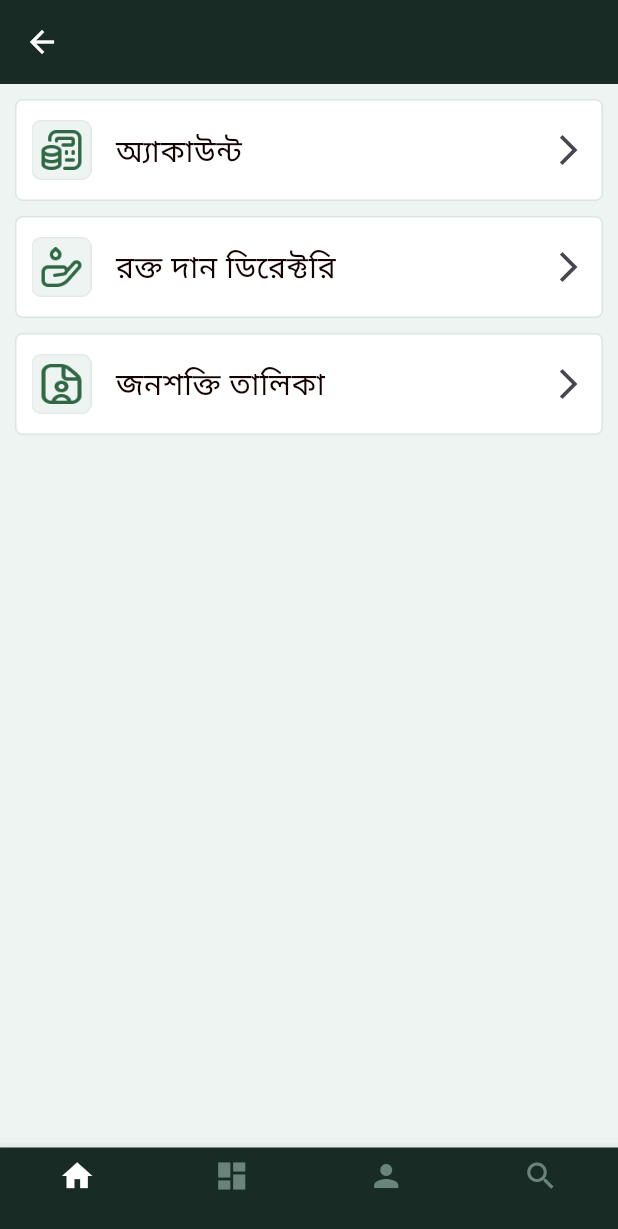
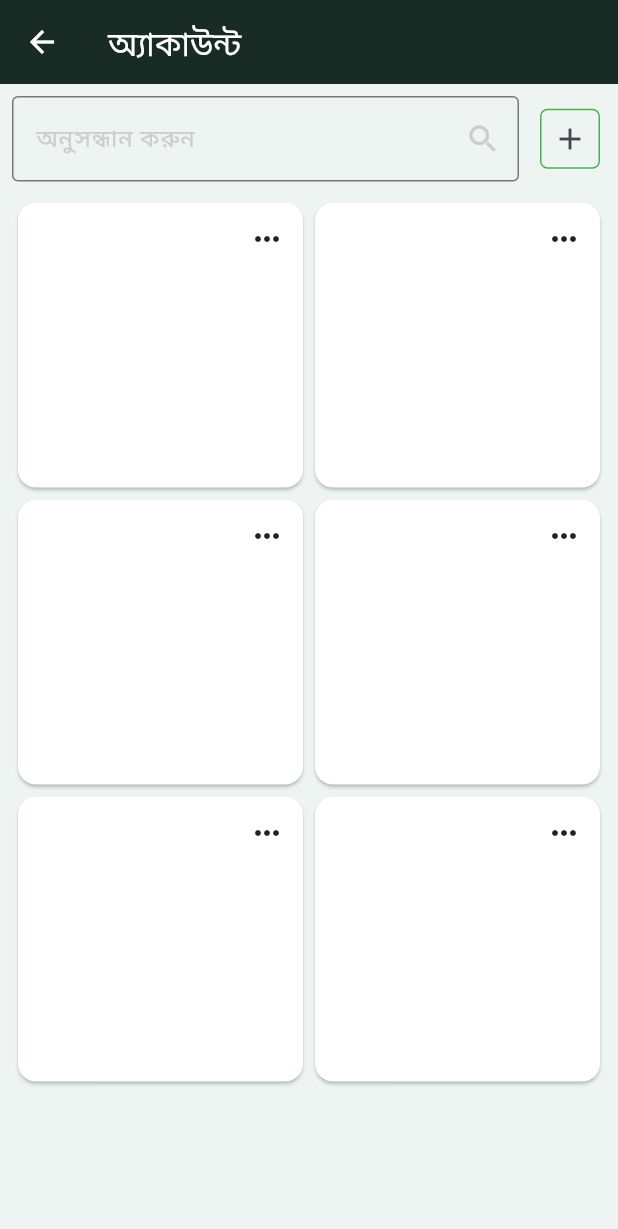
Before and after one commit to Tahmid79274/smf, a Flutter app: the HomeScreen screen opened directly, after a tap on "অ্যাকাউন্ট", on a phone screen of 412 x 824 dp. Shown: the top 1229 px of the screen. Run offline on Flutter 3.47's test engine with Material 3 defaults, Android fonts, the phone set to English and light mode, and no system bars.

Commit message:
Account page is under development

```diff
--- a/lib/screens/auth/login_screen.dart
+++ b/lib/screens/auth/login_screen.dart
@@ -24,7 +24,7 @@ class _LoginScreenState extends State<LoginScreen> {
   Widget build(BuildContext context) {
     return Scaffold(
       backgroundColor: AppColor.white,
-      appBar: customAppBar(),
+      appBar: CustomAppBar(title: ''),
       body: initBuildUi(),
     );
   }
@@ -93,7 +93,7 @@ class _LoginScreenState extends State<LoginScreen> {
       crossAxisAlignment: CrossAxisAlignment.center,
       children: [
         CustomButton(content: AppConstant.loginPlainText, contentColor: AppColor.white, backgroundColor: AppColor.killarney, onPressed: (){
-          Navigator.push(context, MaterialPageRoute(builder: (context)=>HomeScreen()));
+          Navigator.push(context, MaterialPageRoute(builder: (context)=>NavigationScreen()));
         }),
         SizedBox(height: 10,),
         orTextUI(),
--- a/lib/screens/auth/signup_screen.dart
+++ b/lib/screens/auth/signup_screen.dart
@@ -25,7 +25,7 @@ class _SignupScreenState extends State<SignupScreen> {
   Widget build(BuildContext context) {
     return Scaffold(
       backgroundColor: AppColor.white,
-      appBar: customAppBar(),
+      appBar: CustomAppBar(title: ''),
       body: initBuildUi(),
     );
   }
--- /dev/null
+++ b/lib/screens/navigation/home/account_screen.dart
@@ -0,0 +1,80 @@
+import 'package:flutter/material.dart';
+import 'package:smf/utils/extension/theme.dart';
+
+import '../../../utils/color/app_color.dart';
+import '../../../utils/values/app_constant.dart';
+
+class AccountScreen extends StatefulWidget {
+  const AccountScreen({super.key});
+
+  @override
+  State<AccountScreen> createState() => _AccountScreenState();
+}
+
+class _AccountScreenState extends State<AccountScreen> {
+  @override
+  Widget build(BuildContext context) {
+    return Scaffold(
+      backgroundColor: AppColor.aquaHaze,
+      appBar: CustomAppBar(title: AppConstant.accountPlainText),
+      body: initBuildUi(),
+    );
+  }
+
+  Widget initBuildUi(){
+    return Padding(
+      padding: const EdgeInsets.all(8.0),
+      child: Column(
+        mainAxisAlignment: MainAxisAlignment.start,
+        mainAxisSize: MainAxisSize.max,
+        children: [
+          initSearchAndAddAccountUi(),
+          SizedBox(height: 10,),
+          initAccountTileList(),
+        ],
+      ),
+    );
+  }
+
+  Widget initSearchAndAddAccountUi(){
+    return Row(
+      mainAxisAlignment: MainAxisAlignment.start,
+      mainAxisSize: MainAxisSize.max,
+      children: [
+        Expanded(child: TextFormField(
+          decoration: InputDecoration(
+            suffixIcon: Icon(Icons.search,color: AppColor.alto,),
+            hintText: AppConstant.searchPlainText,
+            hintStyle: TextStyle(color: AppColor.alto),
+            border: OutlineInputBorder(
+              borderSide: BorderSide(color: AppColor.alto)
+            )
+          ),
+        )),
+        SizedBox(width: 10,),
+        IconButton(onPressed: (){}, icon: Icon(Icons.add),style: ButtonStyle(
+            shape: MaterialStateProperty.all(RoundedRectangleBorder(borderRadius: BorderRadius.circular(5))),
+            side: MaterialStatePropertyAll<BorderSide>(BorderSide(color: AppColor.fruitSalad))),)
+      ],
+    );
+  }
+
+  Widget initAccountTileList(){
+    return Expanded(
+      child: GridView(
+        shrinkWrap: true,
+        scrollDirection: Axis.vertical,
+        physics: AlwaysScrollableScrollPhysics(),
+        gridDelegate: SliverGridDelegateWithFixedCrossAxisCount(crossAxisCount: 2),
+      children: [
+        MyBusinessTileUi(title: 'Text',imagePath: 'text',context: context),
+        MyBusinessTileUi(title: 'Text',imagePath: 'text',context: context),
+        MyBusinessTileUi(title: 'Text',imagePath: 'text',context: context),
+        MyBusinessTileUi(title: 'Text',imagePath: 'text',context: context),
+        MyBusinessTileUi(title: 'Text',imagePath: 'text',context: context),
+        MyBusinessTileUi(title: 'Text',imagePath: 'text',context: context),
+      ],
+      ),
+    );
+  }
+}
--- a/lib/screens/navigation/home_screen.dart
+++ b/lib/screens/navigation/home_screen.dart
@@ -0,0 +1,33 @@
+
+import 'package:flutter/material.dart';
+
+import '../../utils/color/app_color.dart';
+import '../../utils/extension/theme.dart';
+import '../../utils/values/app_constant.dart';
+import 'home/account_screen.dart';
+import 'home/blood_donation_directory_screen.dart';
+
+class HomeScreen extends StatelessWidget {
+  const HomeScreen({super.key});
+
+  @override
+  Widget build(BuildContext context) {
+    return Scaffold(
+        backgroundColor: AppColor.aquaHaze,
+        body: ListView(
+          padding: EdgeInsets.all(10),
+          children: [
+            CustomTile(title: AppConstant.accountPlainText,imagePath: AppConstant.basePath+AppConstant.accountLogoPath,onTapAction: (){
+              Navigator.push(context, MaterialPageRoute(builder: (context)=>AccountScreen()));
+            }),
+            SizedBox(height: 10,),
+            CustomTile(title: AppConstant.bloodDonationDirectoryPlainText,imagePath: AppConstant.basePath+AppConstant.bloodDonationLogoPath,onTapAction: (){
+              Navigator.push(context, MaterialPageRoute(builder: (context)=>BloodDonorDirectoryScreen()));
+            }),
+            SizedBox(height: 10,),
+            CustomTile(title: AppConstant.manPowerListPlainText,imagePath: AppConstant.basePath+AppConstant.manPowerLogoPath,onTapAction: (){}),
+          ],
+        )
+    );
+  }
+}
--- a/lib/screens/navigation/navigation_screen.dart
+++ b/lib/screens/navigation/navigation_screen.dart
@@ -3,33 +3,32 @@ import '../../utils/extension/theme.dart';
 import '../../utils/values/app_constant.dart';
 
 import '../../utils/color/app_color.dart';
+import 'home_screen.dart';
 
-class HomeScreen extends StatefulWidget {
-  const HomeScreen({super.key});
+class NavigationScreen extends StatefulWidget {
+  const NavigationScreen({super.key});
 
   @override
-  State<HomeScreen> createState() => _HomeScreenState();
+  State<NavigationScreen> createState() => _NavigationScreenState();
 }
 
-class _HomeScreenState extends State<HomeScreen> {
+class _NavigationScreenState extends State<NavigationScreen> {
 
   int currentIndex = 0 ;
+
+  static const List<Widget> _widgetOptions = <Widget>[
+    HomeScreen(),
+    Text('Search Page'),
+    Text('Profile Page'),
+    Text('Settings Page'),
+  ];
 
   @override
   Widget build(BuildContext context) {
     return Scaffold(
       backgroundColor: AppColor.aquaHaze,
-      appBar: customAppBar(),
-      body: ListView(
-        padding: EdgeInsets.all(10),
-        children: [
-          CustomTile(title: AppConstant.accountPlainText,imagePath: AppConstant.basePath+AppConstant.accountLogoPath,onTapAction: (){}),
-          SizedBox(height: 10,),
-          CustomTile(title: AppConstant.bloodDonationDirectoryPlainText,imagePath: AppConstant.basePath+AppConstant.bloodDonationLogoPath,onTapAction: (){}),
-          SizedBox(height: 10,),
-          CustomTile(title: AppConstant.manPowerListPlainText,imagePath: AppConstant.basePath+AppConstant.manPowerLogoPath,onTapAction: (){}),
-        ],
-      ),
+      appBar: CustomAppBar(title: ''),
+      body: Center(child: _widgetOptions.elementAt(currentIndex)),
       bottomNavigationBar: BottomNavigationBar(
         onTap: (value) {
           setState(() {
--- a/lib/utils/color/app_color.dart
+++ b/lib/utils/color/app_color.dart
@@ -14,4 +14,6 @@ abstract class AppColor{
   static Color aquaHaze = Color(0xFFEDF4F2);
   static Color nebula = Color(0xFFDAE6E2);
   static Color blueSmoke = Color(0xFF6B847B);
+  static Color noble = Color(0xFFB9B3B3);
+  static Color fruitSalad = Color(0xFF4CAF50);
 }
--- a/lib/utils/extension/theme.dart
+++ b/lib/utils/extension/theme.dart
@@ -1,17 +1,27 @@
 
 
 import 'package:flutter/material.dart';
-
 import '../color/app_color.dart';
 import '../values/app_constant.dart';
 
-AppBar customAppBar(){
-  return AppBar(
-    backgroundColor: AppColor.timberGreen,
-    iconTheme: IconThemeData(color: AppColor.white),
-    elevation: 0,
-  );
+class CustomAppBar extends StatelessWidget implements PreferredSizeWidget{
+  CustomAppBar({super.key,required this.title});
+  String title;
+
+  @override
+  Widget build(BuildContext context) {
+    return AppBar(
+      backgroundColor: AppColor.timberGreen,
+      iconTheme: IconThemeData(color: AppColor.white),
+      elevation: 0,
+      title: Text(title,style: TextStyle(color: AppColor.white),),
+    );
+  }
+
+  @override
+  Size get preferredSize => Size.fromHeight(kToolbarHeight);
 }
+
 
 class CustomHeader extends StatelessWidget {
   CustomHeader({super.key,required this.title,required this.subtitle});
@@ -71,6 +81,32 @@ class CustomTile extends StatelessWidget {
   }
 }
 
+class MyBusinessTileUi extends StatelessWidget {
+  MyBusinessTileUi({super.key,required this.title,required this.imagePath,required this.context});
+  BuildContext context;
+  String title, imagePath;
+
+  @override
+  Widget build(BuildContext context) {
+    return Card(
+      color: AppColor.white,
+      child: Column(
+        crossAxisAlignment: CrossAxisAlignment.end,
+        mainAxisSize: MainAxisSize.min,
+        children: [
+          PopupMenuButton(
+            icon: Icon(Icons.more_horiz),
+            itemBuilder: (context) {
+              return [
+                PopupMenuItem(child: Text('Ste')),
+              ];
+            },)
+        ],
+      ),
+    );
+  }
+}
+
 
 
 Text orTextUI()
--- a/lib/utils/values/app_constant.dart
+++ b/lib/utils/values/app_constant.dart
@@ -24,6 +24,9 @@ abstract class AppConstant{
   static String accountPlainText = 'অ্যাকাউন্ট';
   static String bloodDonationDirectoryPlainText = 'রক্ত দান ডিরেক্টরি';
   static String manPowerListPlainText = 'জনশক্তি তালিকা';
+  static String searchBloodDonorPlainText = 'একজন রক্তদাতা খুঁজুন';
+  static String bloodGroupPlainText = 'রক্তের গ্রুপ';
+  static String searchPlainText = 'অনুসন্ধান করুন';
 
   //path
 
```
Also changed, not shown: lib/screens/navigation/home/blood_donation_directory_screen.dart (added, +130 -0 lines).
